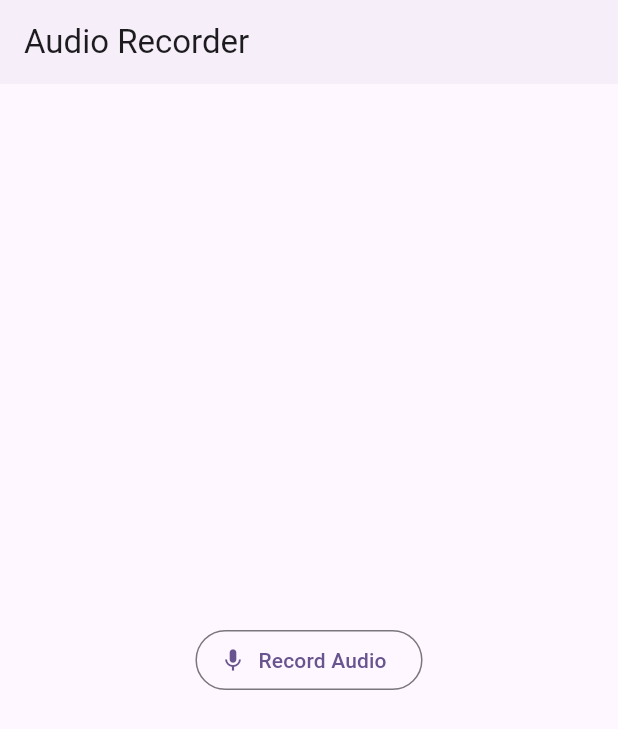
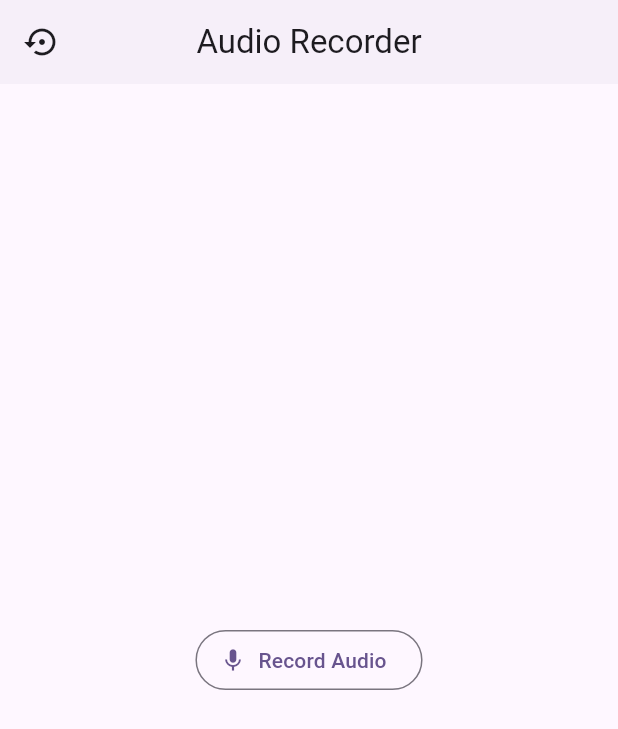
Before and after one commit to noura2tarek/Device_Features_App, a Flutter app: the screen it shows after launch, on a phone screen of 412 x 824 dp. Shown: the top 729 px of the screen. Run offline on Flutter 3.47's test engine with Material 3 defaults, Android fonts, the phone set to English and light mode, and no system bars; our stand-ins replace permission_handler; missing offline and left inert: flutter_sound.

```diff
--- a/lib/home_page.dart
+++ b/lib/home_page.dart
@@ -108,7 +108,16 @@ class _MyHomePageState extends State<MyHomePage> {
     return Scaffold(
       appBar: AppBar(
         title: Text(widget.title),
+        centerTitle: true,
         elevation: 1.0,
+        leading: IconButton(
+            onPressed: () {
+              // return to first state
+              setState(() {
+                _isRecordingCompleted = false;
+              });
+            },
+            icon: Icon(Icons.settings_backup_restore)),
       ),
       body: Center(
         child: Column(
```
Also changed, not shown: assets/images/screen_output1.jpg (deleted), assets/images/screen_output1.png (added), assets/images/screen_output2.jpg (deleted), assets/images/screen_output2.png (added), assets/images/screen_output3.png (added), assets/images/screen_output4.png (added), 1 other file.
